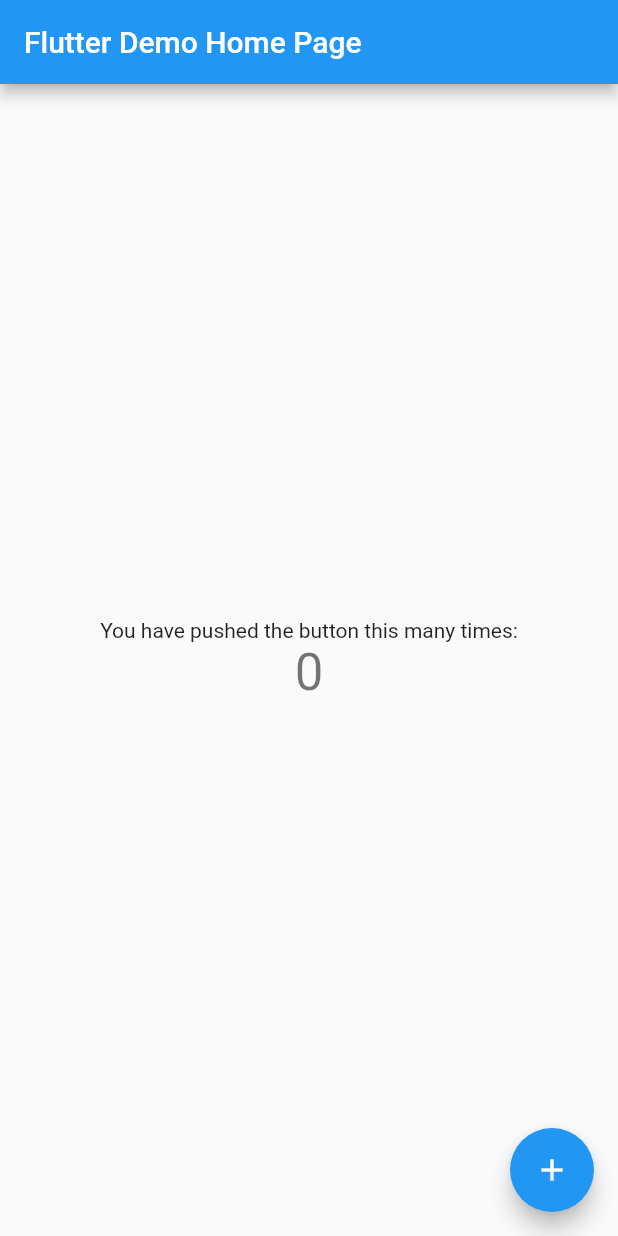
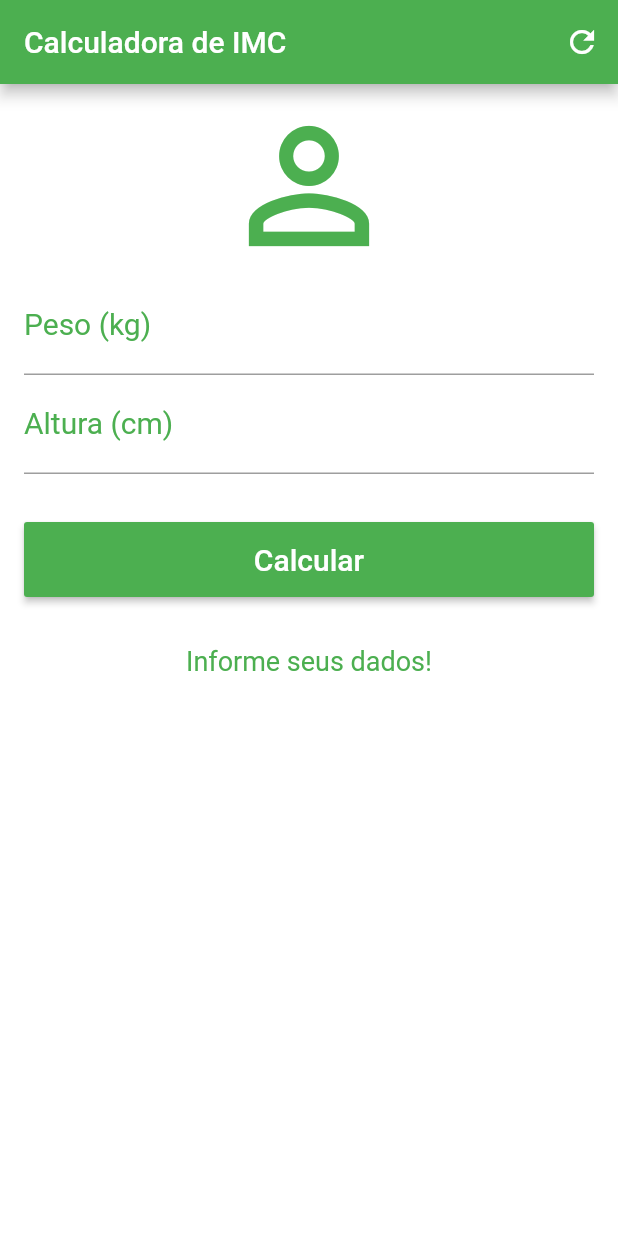
Before and after one commit to vinniciusgomes/imc-flutter, a Flutter app: the screen it shows after launch, on a phone screen of 412 x 824 dp. Run offline on Flutter 3.47's test engine with Material 2 defaults, Android fonts, the phone set to English and light mode, and no system bars.

Commit message:
Adicionando layout e função para calcular IMC

```diff
--- a/lib/main.dart
+++ b/lib/main.dart
@@ -1,111 +1,126 @@
 import 'package:flutter/material.dart';
 
-void main() => runApp(MyApp());
-
-class MyApp extends StatelessWidget {
-  // This widget is the root of your application.
-  @override
-  Widget build(BuildContext context) {
-    return MaterialApp(
-      title: 'Flutter Demo',
-      theme: ThemeData(
-        // This is the theme of your application.
-        //
-        // Try running your application with "flutter run". You'll see the
-        // application has a blue toolbar. Then, without quitting the app, try
-        // changing the primarySwatch below to Colors.green and then invoke
-        // "hot reload" (press "r" in the console where you ran "flutter run",
-        // or simply save your changes to "hot reload" in a Flutter IDE).
-        // Notice that the counter didn't reset back to zero; the application
-        // is not restarted.
-        primarySwatch: Colors.blue,
-      ),
-      home: MyHomePage(title: 'Flutter Demo Home Page'),
-    );
-  }
+void main() {
+  runApp(MaterialApp(
+    home: Home(),
+  ));
 }
 
-class MyHomePage extends StatefulWidget {
-  MyHomePage({Key key, this.title}) : super(key: key);
-
-  // This widget is the home page of your application. It is stateful, meaning
-  // that it has a State object (defined below) that contains fields that affect
-  // how it looks.
-
-  // This class is the configuration for the state. It holds the values (in this
-  // case the title) provided by the parent (in this case the App widget) and
-  // used by the build method of the State. Fields in a Widget subclass are
-  // always marked "final".
-
-  final String title;
-
+class Home extends StatefulWidget {
   @override
-  _MyHomePageState createState() => _MyHomePageState();
+  _HomeState createState() => _HomeState();
 }
 
-class _MyHomePageState extends State<MyHomePage> {
-  int _counter = 0;
+class _HomeState extends State<Home> {
+  TextEditingController weightController = TextEditingController();
+  TextEditingController heightController = TextEditingController();
 
-  void _incrementCounter() {
+  GlobalKey<FormState> _formKey = GlobalKey<FormState>();
+
+  String _infoText = "Informe seus dados!";
+
+  void _resetFields() {
+    weightController.text = "";
+    heightController.text = "";
     setState(() {
-      // This call to setState tells the Flutter framework that something has
-      // changed in this State, which causes it to rerun the build method below
-      // so that the display can reflect the updated values. If we changed
-      // _counter without calling setState(), then the build method would not be
-      // called again, and so nothing would appear to happen.
-      _counter++;
+      _infoText = "Informe seus dados!";
+      _formKey = GlobalKey<FormState>();
+    });
+  }
+
+  void _calculate() {
+    setState(() {
+      double weight = double.parse(weightController.text);
+      double height = double.parse(heightController.text) / 100;
+      double imc = weight / (height * height);
+      print(imc);
+      if (imc < 18.6) {
+        _infoText = "Abaixo do Peso (${imc.toStringAsPrecision(4)})";
+      } else if (imc >= 18.6 && imc < 24.9) {
+        _infoText = "Peso Ideal (${imc.toStringAsPrecision(4)})";
+      } else if (imc >= 24.9 && imc < 29.9) {
+        _infoText = "Levemente Acima do Peso (${imc.toStringAsPrecision(4)})";
+      } else if (imc >= 29.9 && imc < 34.9) {
+        _infoText = "Obesidade Grau I (${imc.toStringAsPrecision(4)})";
+      } else if (imc >= 34.9 && imc < 39.9) {
+        _infoText = "Obesidade Grau II (${imc.toStringAsPrecision(4)})";
+      } else if (imc >= 40) {
+        _infoText = "Obesidade Grau III (${imc.toStringAsPrecision(4)})";
+      }
     });
   }
 
   @override
   Widget build(BuildContext context) {
-    // This method is rerun every time setState is called, for instance as done
-    // by the _incrementCounter method above.
-    //
-    // The Flutter framework has been optimized to make rerunning build methods
-    // fast, so that you can just rebuild anything that needs updating rather
-    // than having to individually change instances of widgets.
     return Scaffold(
-      appBar: AppBar(
-        // Here we take the value from the MyHomePage object that was created by
-        // the App.build method, and use it to set our appbar title.
-        title: Text(widget.title),
-      ),
-      body: Center(
-        // Center is a layout widget. It takes a single child and positions it
-        // in the middle of the parent.
-        child: Column(
-          // Column is also a layout widget. It takes a list of children and
-          // arranges them vertically. By default, it sizes itself to fit its
-          // children horizontally, and tries to be as tall as its parent.
-          //
-          // Invoke "debug painting" (press "p" in the console, choose the
-          // "Toggle Debug Paint" action from the Flutter Inspector in Android
-          // Studio, or the "Toggle Debug Paint" command in Visual Studio Code)
-          // to see the wireframe for each widget.
-          //
-          // Column has various properties to control how it sizes itself and
-          // how it positions its children. Here we use mainAxisAlignment to
-          // center the children vertically; the main axis here is the vertical
-          // axis because Columns are vertical (the cross axis would be
-          // horizontal).
-          mainAxisAlignment: MainAxisAlignment.center,
-          children: <Widget>[
-            Text(
-              'You have pushed the button this many times:',
-            ),
-            Text(
-              '$_counter',
-              style: Theme.of(context).textTheme.display1,
-            ),
+        appBar: AppBar(
+          title: Text("Calculadora de IMC"),
+          backgroundColor: Colors.green,
+          actions: <Widget>[
+            IconButton(
+              icon: Icon(Icons.refresh),
+              onPressed: _resetFields,
+            )
           ],
         ),
-      ),
-      floatingActionButton: FloatingActionButton(
-        onPressed: _incrementCounter,
-        tooltip: 'Increment',
-        child: Icon(Icons.add),
-      ), // This trailing comma makes auto-formatting nicer for build methods.
-    );
+        backgroundColor: Colors.white,
+        body: SingleChildScrollView(
+            padding: EdgeInsets.fromLTRB(16, 8, 16, 8),
+            child: Form(
+              key: _formKey,
+              child: Column(
+                crossAxisAlignment: CrossAxisAlignment.stretch,
+                children: <Widget>[
+                  Icon(Icons.person_outline, size: 120.0, color: Colors.green),
+                  TextFormField(
+                    keyboardType: TextInputType.number,
+                    decoration: InputDecoration(
+                        labelText: "Peso (kg)",
+                        labelStyle: TextStyle(color: Colors.green)),
+                    style: TextStyle(color: Colors.black, fontSize: 20.0),
+                    textAlign: TextAlign.center,
+                    controller: weightController,
+                    validator: (value) {
+                      if (value.isEmpty) {
+                        return "Insira seu Peso!";
+                      }
+                    },
+                  ),
+                  TextFormField(
+                    keyboardType: TextInputType.number,
+                    decoration: InputDecoration(
+                        labelText: "Altura (cm)",
+                        labelStyle: TextStyle(color: Colors.green)),
+                    style: TextStyle(color: Colors.black, fontSize: 20.0),
+                    textAlign: TextAlign.center,
+                    controller: heightController,
+                    validator: (value) {
+                      if (value.isEmpty) {
+                        return "Insira sua Altura!";
+                      }
+                    },
+                  ),
+                  Padding(
+                    padding: EdgeInsets.only(top: 32.0, bottom: 32.0),
+                    child: Container(
+                      height: 50.0,
+                      child: RaisedButton(
+                          onPressed: () {
+                            if (_formKey.currentState.validate()) {
+                              _calculate();
+                            }
+                          },
+                          child: Text("Calcular",
+                              style: TextStyle(
+                                  color: Colors.white, fontSize: 20.0)),
+                          color: Colors.green),
+                    ),
+                  ),
+                  Text(_infoText,
+                      textAlign: TextAlign.center,
+                      style: TextStyle(color: Colors.green, fontSize: 18.0))
+                ],
+              ),
+            )));
   }
 }
```
Also changed, not shown: 2 other files.
